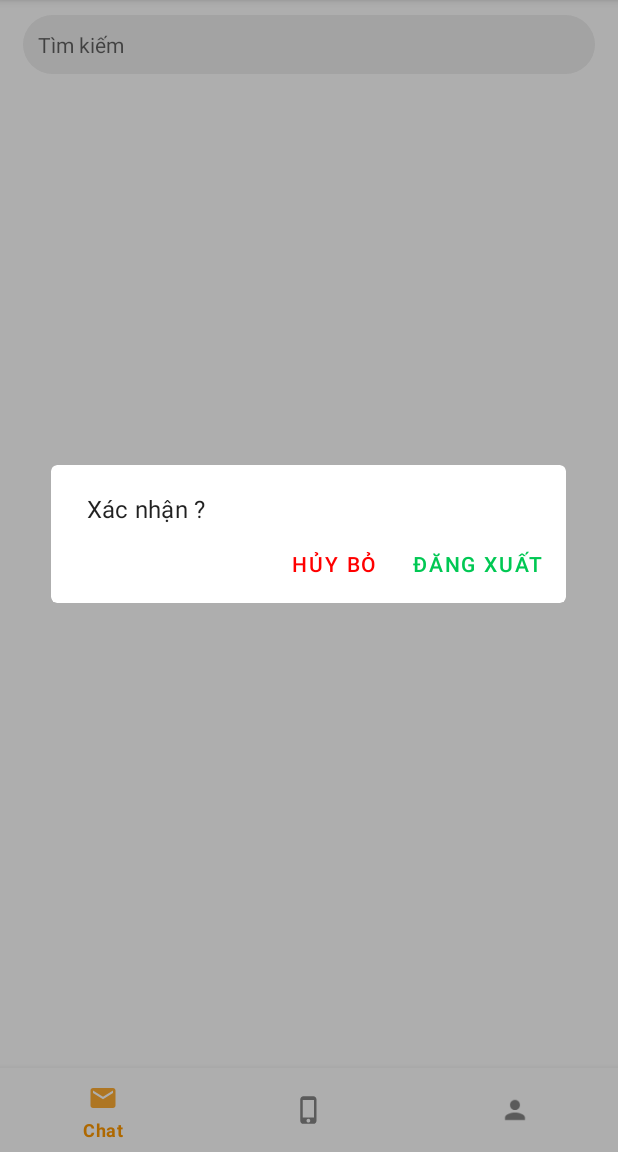
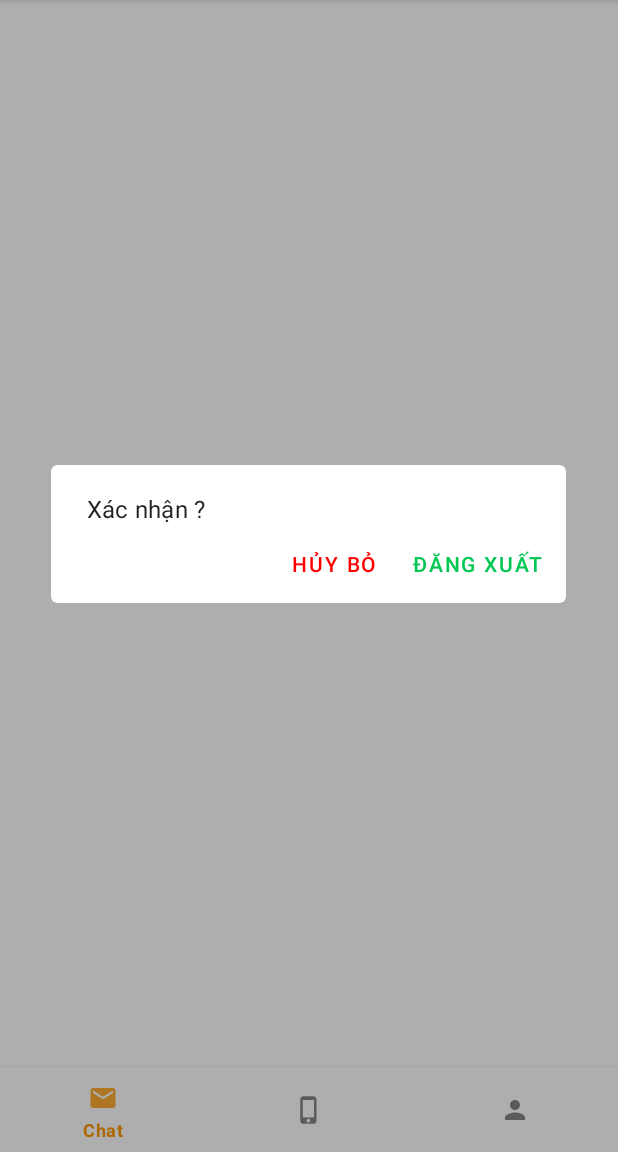
Before and after one commit to VNDaDra/Orecha, an Android app: the fragment ContactFragment placed in its activity, in the options menu, after a tap on "Đăng xuất", on a phone screen of 412 x 824 dp, the part 84-1236 px from its top. Run offline under Robolectric (Android 15) with nearby library versions, the phone set to English and light mode, and no system bars; our stand-ins replace CircleImageView, Firebase (no records; nobody signed in at launch, a user with empty details on screens opened directly).

Commit message:
Revert reason - Wrong commit message
This reverts commit 2676a1e8

```diff
--- a/app/src/main/java/edu/dadra/orecha/Main/ChatListFragment.java
+++ b/app/src/main/java/edu/dadra/orecha/Main/ChatListFragment.java
@@ -1,12 +1,9 @@
 package edu.dadra.orecha.Main;
 
 import android.os.Bundle;
-import android.text.Editable;
-import android.text.TextWatcher;
 import android.view.LayoutInflater;
 import android.view.View;
 import android.view.ViewGroup;
-import android.widget.EditText;
 
 import androidx.fragment.app.Fragment;
 import androidx.recyclerview.widget.LinearLayoutManager;
@@ -39,7 +36,6 @@ public class ChatListFragment extends Fragment {
     private FirebaseUser firebaseUser;
     private CollectionReference contactRef;
 
-    private EditText searchBar;
 
     @Override
     public void onCreate(Bundle savedInstanceState) {
@@ -52,52 +48,22 @@ public class ChatListFragment extends Fragment {
         chatListFragmentView = inflater.inflate(R.layout.fragment_chatlist, container, false);
 
         init();
-        searchBar = chatListFragmentView.findViewById(R.id.chat_list_search_bar);
 
         contactRef = db.collection("contacts").document(firebaseUser.getUid())
                 .collection("userContacts");
-        Query query = contactRef.whereEqualTo("hasChat", true)
-                .orderBy("lastMessageTime", Query.Direction.DESCENDING);
-        FirestoreRecyclerOptions<Friends> defaultOptions = new FirestoreRecyclerOptions.Builder<Friends>()
+        Query query = contactRef.whereEqualTo("hasChat", true).orderBy("lastMessageTime", Query.Direction.DESCENDING);
+
+        FirestoreRecyclerOptions<Friends> options = new FirestoreRecyclerOptions.Builder<Friends>()
                 .setQuery(query, Friends.class).build();
-        chatListAdapter = new ChatListAdapter(defaultOptions);
+        chatListAdapter = new ChatListAdapter(options);
         chatListAdapter.registerAdapterDataObserver(new RecyclerView.AdapterDataObserver() {
             @Override
             public void onItemRangeInserted(int positionStart, int itemCount) {
                 super.onItemRangeInserted(positionStart, itemCount);
             }
         });
-
         chatListAdapter.notifyDataSetChanged();
         chatListRecyclerView.setAdapter(chatListAdapter);
-
-        searchBar.addTextChangedListener(new TextWatcher() {
-            @Override
-            public void beforeTextChanged(CharSequence s, int start, int count, int after) {
-            }
-
-            @Override
-            public void onTextChanged(CharSequence s, int start, int before, int count) {
-                if (s.toString().trim().length() != 0) {
-                    Query filterQuery = db.collection("contacts").document(firebaseUser.getUid())
-                            .collection("userContacts")
-                            .whereEqualTo("hasChat", true)
-                            .orderBy("displayName", Query.Direction.ASCENDING)
-                            .startAt(s.toString().trim())
-                            .endAt(s.toString().trim() + "\uf8ff");
-                    FirestoreRecyclerOptions<Friends> filterOption = new FirestoreRecyclerOptions.Builder<Friends>()
-                            .setQuery(filterQuery, Friends.class).build();
-                    chatListAdapter.updateOptions(filterOption);
-                } else {
-                    chatListAdapter.updateOptions(defaultOptions);
-                }
-            }
-
-            @Override
-            public void afterTextChanged(Editable s) {
-
-            }
-        });
 
         return chatListFragmentView;
     }
--- a/app/src/main/java/edu/dadra/orecha/Main/ContactFragment.java
+++ b/app/src/main/java/edu/dadra/orecha/Main/ContactFragment.java
@@ -1,12 +1,9 @@
 package edu.dadra.orecha.Main;
 
 import android.os.Bundle;
-import android.text.Editable;
-import android.text.TextWatcher;
 import android.view.LayoutInflater;
 import android.view.View;
 import android.view.ViewGroup;
-import android.widget.EditText;
 
 import androidx.fragment.app.Fragment;
 import androidx.recyclerview.widget.LinearLayoutManager;
@@ -34,11 +31,9 @@ public class ContactFragment extends Fragment {
     private LinearLayoutManager linearLayoutManager;
     ContactAdapter contactAdapter;
 
-    private FirebaseUser firebaseUser;
+    private FirebaseUser user;
     private FirebaseFirestore db;
     private CollectionReference contactsRef;
-
-    private EditText searchBar;
 
     @Override
     public void onCreate(Bundle savedInstanceState) {
@@ -51,50 +46,22 @@ public class ContactFragment extends Fragment {
         contactFragmentView = inflater.inflate(R.layout.fragment_contact, container, false);
 
         init();
-        searchBar = contactFragmentView.findViewById(R.id.contact_search_bar);
 
-        contactsRef = db.collection("contacts").document(firebaseUser.getUid())
+        contactsRef = db.collection("contacts").document(user.getUid())
                 .collection("userContacts");
         Query query = contactsRef.orderBy("email", Query.Direction.ASCENDING);
 
-        FirestoreRecyclerOptions<Friends> defaultOptions = new FirestoreRecyclerOptions.Builder<Friends>()
+        FirestoreRecyclerOptions<Friends> options = new FirestoreRecyclerOptions.Builder<Friends>()
                 .setQuery(query, Friends.class).build();
-        contactAdapter = new ContactAdapter(defaultOptions);
+        contactAdapter = new ContactAdapter(options);
         contactAdapter.registerAdapterDataObserver(new RecyclerView.AdapterDataObserver() {
             @Override
             public void onItemRangeInserted(int positionStart, int itemCount) {
-                super.onItemRangeInserted(positionStart, itemCount);
+                contactRecyclerView.scrollToPosition(contactAdapter.getItemCount() - 1);
             }
         });
         contactAdapter.notifyDataSetChanged();
         contactRecyclerView.setAdapter(contactAdapter);
-
-        searchBar.addTextChangedListener(new TextWatcher() {
-            @Override
-            public void beforeTextChanged(CharSequence s, int start, int count, int after) {
-            }
-
-            @Override
-            public void onTextChanged(CharSequence s, int start, int before, int count) {
-                if (s.toString().trim().length() != 0) {
-                    Query filterQuery = db.collection("contacts").document(firebaseUser.getUid())
-                            .collection("userContacts")
-                            .orderBy("displayName", Query.Direction.ASCENDING)
-                            .startAt(s.toString().trim())
-                            .endAt(s.toString().trim() + "\uf8ff");
-                    FirestoreRecyclerOptions<Friends> filterOption = new FirestoreRecyclerOptions.Builder<Friends>()
-                            .setQuery(filterQuery, Friends.class).build();
-                    contactAdapter.updateOptions(filterOption);
-                } else {
-                    contactAdapter.updateOptions(defaultOptions);
-                }
-            }
-
-            @Override
-            public void afterTextChanged(Editable s) {
-
-            }
-        });
 
         return contactFragmentView;
     }
@@ -105,7 +72,7 @@ public class ContactFragment extends Fragment {
                 LinearLayoutManager.VERTICAL, false);
         contactRecyclerView.setLayoutManager(linearLayoutManager);
         db = FirebaseFirestore.getInstance();
-        firebaseUser = FirebaseAuth.getInstance().getCurrentUser();
+        user = FirebaseAuth.getInstance().getCurrentUser();
     }
 
 
--- a/app/src/main/res/drawable/receiver_message.xml
+++ b/app/src/main/res/drawable/receiver_message.xml
@@ -1,4 +1,4 @@
 <shape xmlns:android="http://schemas.android.com/apk/res/android" android:shape="rectangle">
-    <solid android:color="@color/gray200" />
+    <solid android:color="#fff" />
     <corners android:topLeftRadius="5dp" android:radius="16dp" />
 </shape>
--- a/app/src/main/res/drawable/search_bar.xml
+++ /dev/null
@@ -1,7 +0,0 @@
-<?xml version="1.0" encoding="utf-8"?>
-<shape xmlns:android="http://schemas.android.com/apk/res/android"
-    android:shape="rectangle">
-    <solid android:color="@color/gray200"/>
-    <corners android:radius="25dp"/>
-
-</shape>
--- a/app/src/main/res/layout/fragment_chatlist.xml
+++ b/app/src/main/res/layout/fragment_chatlist.xml
@@ -7,32 +7,14 @@
     android:layout_height="match_parent"
     tools:context=".Main.ChatListFragment">
 
-    <EditText
-        android:id="@+id/chat_list_search_bar"
-        android:layout_width="match_parent"
-        android:layout_height="wrap_content"
-        android:background="@drawable/search_bar"
-        android:hint="@string/search"
-        android:layout_marginHorizontal="15dp"
-        android:padding="10dp"
-        android:singleLine="true"
-        android:textSize="14sp"
-        android:inputType="text"
-        android:imeOptions="actionSearch"
-        app:layout_constraintBottom_toTopOf="@+id/rv_chat_list"
-        app:layout_constraintEnd_toEndOf="parent"
-        app:layout_constraintStart_toStartOf="parent"
-        app:layout_constraintTop_toTopOf="parent"/>
-
     <androidx.recyclerview.widget.RecyclerView
         android:id="@+id/rv_chat_list"
         android:layout_width="0dp"
         android:layout_height="0dp"
         app:layout_constraintBottom_toBottomOf="parent"
         app:layout_constraintEnd_toEndOf="parent"
-        app:layout_constraintHorizontal_bias="0.0"
         app:layout_constraintStart_toStartOf="parent"
-        app:layout_constraintTop_toBottomOf="@id/chat_list_search_bar">
+        app:layout_constraintTop_toTopOf="parent">
 
     </androidx.recyclerview.widget.RecyclerView>
 
--- a/app/src/main/res/layout/item_message_receiver.xml
+++ b/app/src/main/res/layout/item_message_receiver.xml
@@ -12,7 +12,7 @@
         android:id="@+id/message_body"
         android:layout_width="wrap_content"
         android:layout_height="wrap_content"
-        android:minWidth="45dp"
+        android:minWidth="50dp"
         android:background="@drawable/receiver_message"
         android:paddingVertical="5dp"
         android:paddingHorizontal="10dp"
--- a/app/src/main/res/layout/item_message_sender.xml
+++ b/app/src/main/res/layout/item_message_sender.xml
@@ -11,7 +11,7 @@
         android:id="@+id/message_body"
         android:layout_width="wrap_content"
         android:layout_height="wrap_content"
-        android:minWidth="45dp"
+        android:minWidth="50dp"
         android:maxWidth="250dp"
         android:background="@drawable/sender_message"
         android:textColor="#FFF"
```
Also changed, not shown: app/src/main/java/edu/dadra/orecha/Adapter/ChatListAdapter.java (+6 -5 lines), app/src/main/res/layout/fragment_contact.xml (+1 -18 lines).
